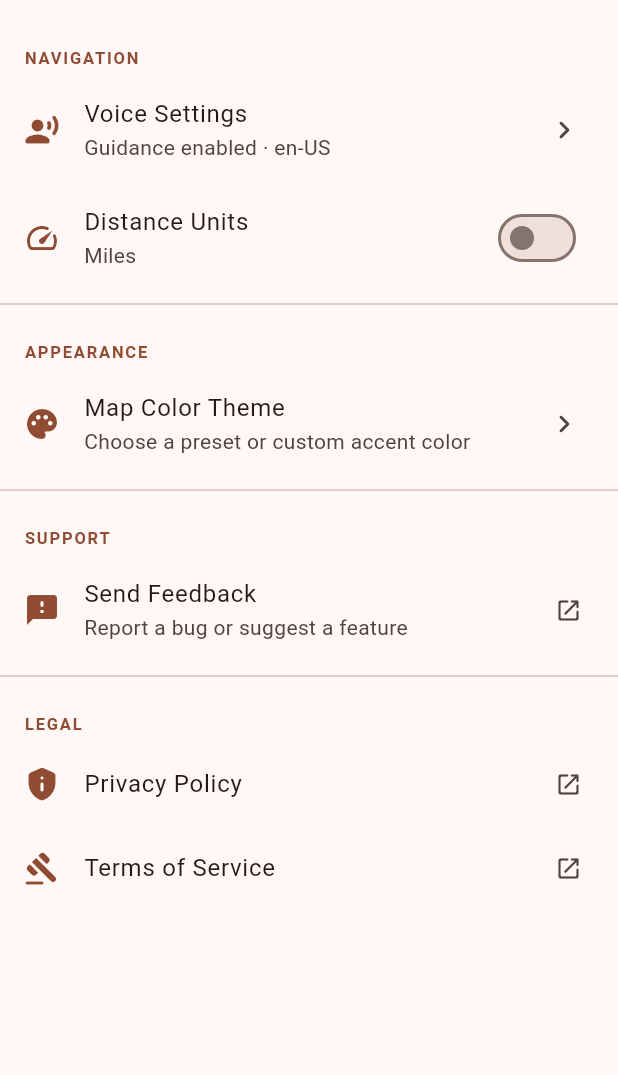
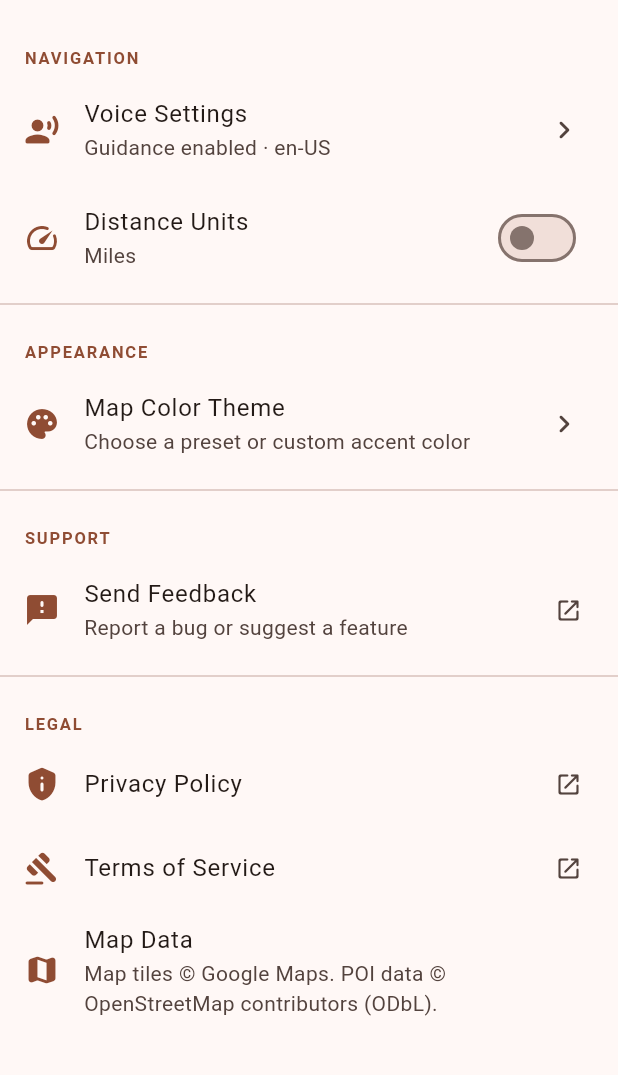
Before and after one commit to dukens11-create/kingtrux, a Flutter app: the screen it shows once a user with an empty profile is signed in, after a tap on the "settings" icon, on a phone screen of 412 x 824 dp, the part 62-1137 px from its top. Run offline on Flutter 3.47's test engine with Material 3 defaults, Android fonts, the phone set to English and light mode, and no system bars; our stand-ins replace firebase_auth, firebase_core, flutter_tts, geolocator, google_maps_flutter, google_sign_in and 3 more; missing offline and left inert: purchases_flutter; accounts and stored records are empty.

Commit message:
Add attribution, env config, UX polish, and location error handling
Co-authored-by: dukens11-create <249652828+dukens11-create@users.noreply.github.com>

```diff
--- a/lib/state/app_state.dart
+++ b/lib/state/app_state.dart
@@ -116,6 +116,12 @@ class AppState extends ChangeNotifier {
   double? myLat;
   double? myLng;
 
+  /// Non-null when the last location request failed (e.g. permission denied,
+  /// services disabled, or a network/GPS error).
+  ///
+  /// Reset to `null` on a successful location fix.
+  String? locationError;
+
   /// Current device heading in degrees (0–360, where 0 = North).
   /// `null` when no heading data is available yet.
   double? currentHeading;
@@ -597,6 +603,7 @@ class AppState extends ChangeNotifier {
       myLat = position.latitude;
       myLng = position.longitude;
       if (position.heading >= 0) currentHeading = position.heading;
+      locationError = null;
       notifyListeners();
 
       // Fetch weather for current location
@@ -611,6 +618,8 @@ class AppState extends ChangeNotifier {
       }
     } catch (e) {
       debugPrint('Error refreshing location: $e');
+      locationError = e.toString().replaceFirst('Exception: ', '');
+      notifyListeners();
       rethrow;
     }
   }
--- a/lib/ui/map_screen.dart
+++ b/lib/ui/map_screen.dart
@@ -4,6 +4,7 @@ import 'package:firebase_core/firebase_core.dart';
 import 'package:flutter/foundation.dart';
 import 'package:flutter/material.dart';
 import 'package:flutter/services.dart';
+import 'package:geolocator/geolocator.dart';
 import 'package:google_maps_flutter/google_maps_flutter.dart';
 import 'package:provider/provider.dart';
 import '../config.dart';
@@ -205,7 +206,7 @@ class _MapScreenState extends State<MapScreen> {
 
           // Show full-screen loader while acquiring first location fix.
           if (state.myLat == null || state.myLng == null) {
-            return _buildInitialLoader(cs);
+            return _buildInitialLoader(cs, state);
           }
 
           return Stack(
@@ -469,7 +470,63 @@ class _MapScreenState extends State<MapScreen> {
   // ---------------------------------------------------------------------------
   // Full-screen initial loading state
   // ---------------------------------------------------------------------------
-  Widget _buildInitialLoader(ColorScheme cs) => Center(
+  Widget _buildInitialLoader(ColorScheme cs, AppState state) {
+    final error = state.locationError;
+    if (error != null) {
+      // Detect permanently-denied case to offer "Open Settings" instead of Retry.
+      final isPermanentlyDenied =
+          error.toLowerCase().contains('permanently denied');
+      return Center(
+        child: Padding(
+          padding: const EdgeInsets.all(AppTheme.spaceLG),
+          child: Column(
+            mainAxisSize: MainAxisSize.min,
+            children: [
+              Icon(Icons.location_off_rounded, size: 48, color: cs.error),
+              const SizedBox(height: AppTheme.spaceMD),
+              Text(
+                'Location Unavailable',
+                style: Theme.of(context).textTheme.titleMedium?.copyWith(
+                      color: cs.onSurface,
+                    ),
+                textAlign: TextAlign.center,
+              ),
+              const SizedBox(height: AppTheme.spaceSM),
+              Text(
+                error,
+                style: Theme.of(context).textTheme.bodyMedium?.copyWith(
+                      color: cs.onSurfaceVariant,
+                    ),
+                textAlign: TextAlign.center,
+              ),
+              const SizedBox(height: AppTheme.spaceMD),
+              if (isPermanentlyDenied)
+                FilledButton.icon(
+                  icon: const Icon(Icons.settings_rounded, size: 18),
+                  label: const Text('Open App Settings'),
+                  onPressed: () async {
+                    await Geolocator.openAppSettings();
+                  },
+                )
+              else
+                FilledButton.icon(
+                  icon: const Icon(Icons.refresh_rounded, size: 18),
+                  label: const Text('Retry'),
+                  onPressed: () async {
+                    try {
+                      await state.refreshMyLocation();
+                    } catch (_) {
+                      // error is surfaced via state.locationError
+                    }
+                  },
+                ),
+            ],
+          ),
+        ),
+      );
+    }
+
+    return Center(
       child: Column(
         mainAxisSize: MainAxisSize.min,
         children: [
@@ -484,6 +541,7 @@ class _MapScreenState extends State<MapScreen> {
         ],
       ),
     );
+  }
 
   // ---------------------------------------------------------------------------
   // Markers
@@ -611,10 +669,19 @@ class _MapScreenState extends State<MapScreen> {
       }
     } catch (e) {
       if (mounted) {
+        final msg = e.toString().replaceFirst('Exception: ', '');
+        final isPermanentlyDenied = msg.toLowerCase().contains('permanently denied');
         ScaffoldMessenger.of(context).showSnackBar(
           SnackBar(
-            content: Text('Location error: $e'),
+            content: Text(msg),
             backgroundColor: Theme.of(context).colorScheme.error,
+            action: isPermanentlyDenied
+                ? SnackBarAction(
+                    label: 'Settings',
+                    textColor: Theme.of(context).colorScheme.onError,
+                    onPressed: () => Geolocator.openAppSettings(),
+                  )
+                : null,
           ),
         );
       }
--- a/lib/ui/settings_screen.dart
+++ b/lib/ui/settings_screen.dart
@@ -118,6 +118,14 @@ class SettingsScreen extends StatelessWidget {
                 trailing: const Icon(Icons.open_in_new_rounded, size: 18),
                 onTap: () => _launchUrl(context, Config.termsUrl),
               ),
+              ListTile(
+                leading: Icon(Icons.map_rounded, color: cs.primary),
+                title: const Text('Map Data'),
+                subtitle: const Text(
+                  'Map tiles © Google Maps. '
+                  'POI data © OpenStreetMap contributors (ODbL).',
+                ),
+              ),
 
               const SizedBox(height: AppTheme.spaceLG),
             ],
--- a/lib/ui/widgets/route_summary_card.dart
+++ b/lib/ui/widgets/route_summary_card.dart
@@ -234,7 +234,9 @@ class _RouteSummaryCardState extends State<RouteSummaryCard> {
         label: Text(
           state.isLoadingPois
               ? 'Loading POIs…'
-              : 'Nearby POIs (${state.pois.length})',
+              : state.pois.isEmpty
+                  ? 'Find Nearby POIs'
+                  : 'Nearby POIs (${state.pois.length})',
         ),
       ),
     );
```
Also changed, not shown: 2 other files. Lines whose indentation alone changed are shown as unchanged.
